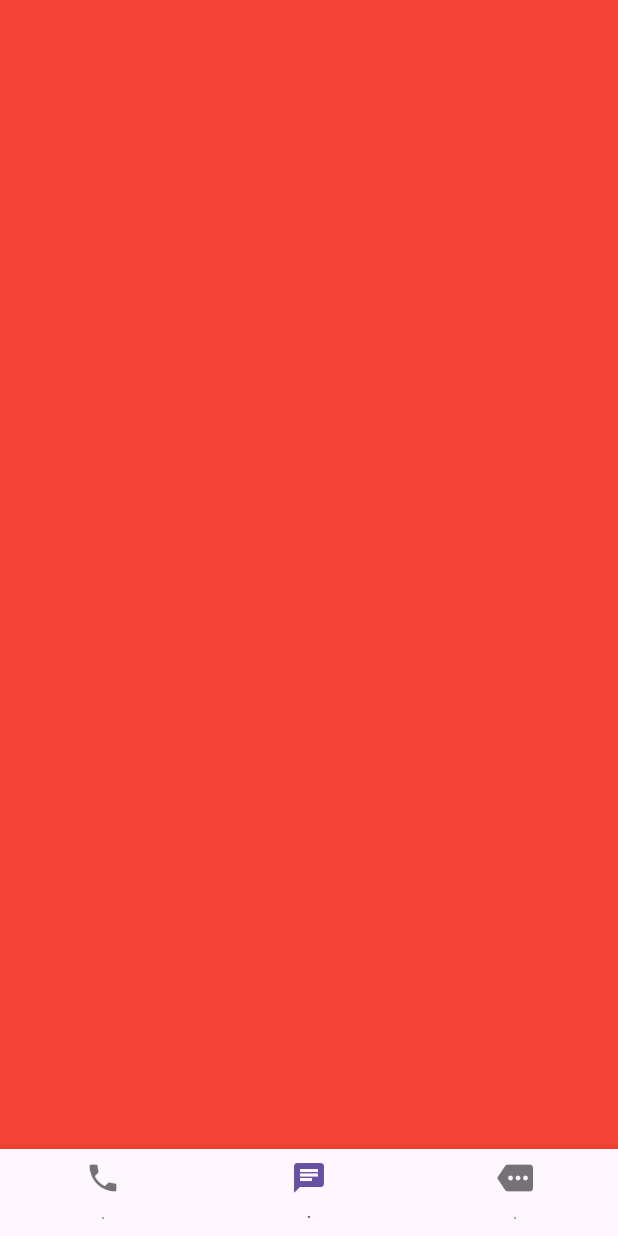
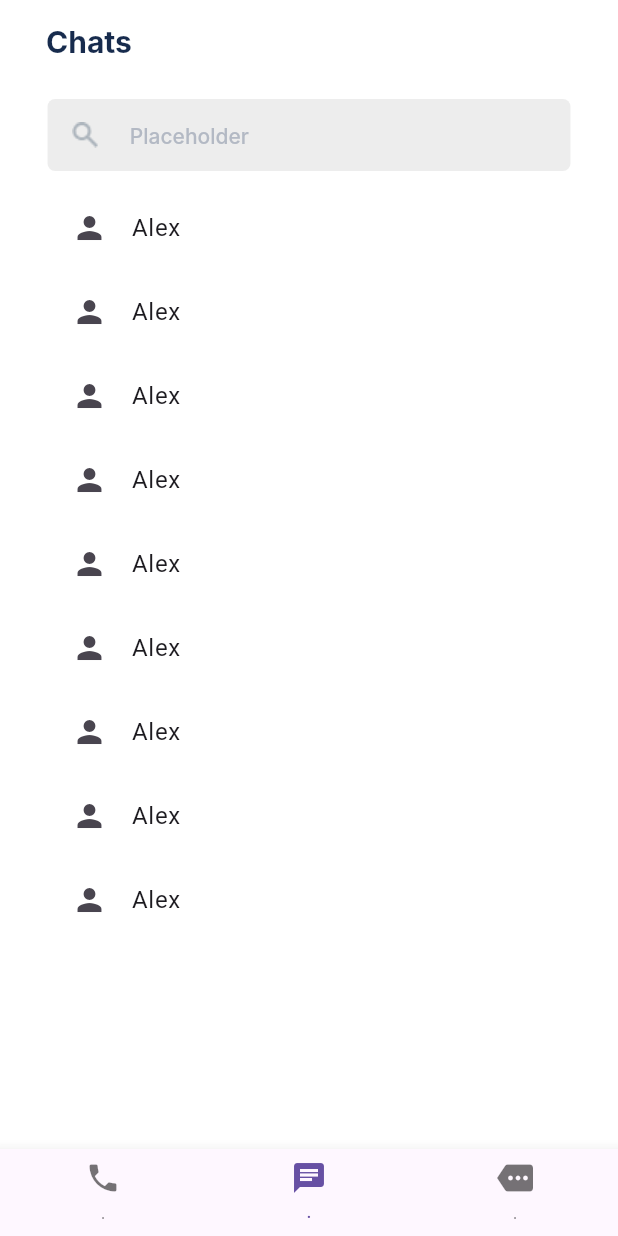
Before and after one commit to diilshadkt/chateo, a Flutter app: the screen it shows once a user with an empty profile is signed in, swiped to page 2, on a phone screen of 412 x 824 dp. Run offline on Flutter 3.47's test engine with Material 3 defaults, Android fonts, the phone set to English and light mode, and no system bars; our stand-ins replace cloud_firestore, firebase_auth, firebase_core, flutter_hooks, flutter_riverpod, freezed_annotation and 3 more; accounts and stored records are empty; generated files the repository leaves out were written again; Roboto replaces fonts that are missing (Inter).

Commit message:
added chat page UI

```diff
--- a/lib/core/constants/constants.dart
+++ b/lib/core/constants/constants.dart
@@ -24,7 +24,10 @@ class Constants {
   final String txtForgotHeading = "Forgot Password";
   final String txtForgotSubHeading =
       "Enter the email address you used to create your account and we will email you a link to\nreset your password.";
-  //  final String txtSignup = "Sign Up";
+
+  //chat Page
+  final String txtChat = "Chats";
+  final String txtSearchHintText = "Placeholder";
 }
 
 @riverpod
--- a/lib/core/themes/color_palette.dart
+++ b/lib/core/themes/color_palette.dart
@@ -7,7 +7,7 @@ class AppColorPalettes {
   static const white500 = Colors.white;
   static const black500 = Colors.black;
   static const gray300 = Color(0xFFc1c7cf);
-  static const gray200 = Color(0xFFd9dce1);
+  static const gray200 = Color.fromARGB(255, 237, 237, 237);
   static const grey350 = Color(0xFFb3b9c4);
   static const grey1000 = Color.fromARGB(255, 19, 19, 19);
 }
--- a/lib/core/widgets/textfield_widget.dart
+++ b/lib/core/widgets/textfield_widget.dart
@@ -18,23 +18,21 @@ class TextfieldWidget extends StatelessWidget {
   Widget build(BuildContext context) {
     final colors = AppTheme.of(context).colors;
     final typography = AppTheme.of(context).typography;
-    return Container(
-      height: MediaQuery.sizeOf(context).height / 20,
-      decoration: BoxDecoration(
-          color: colors.textInverse, borderRadius: BorderRadius.circular(3)),
-      child: TextFormField(
-
+    return TextFormField(
       controller: controller,
       validator: validator,
       cursorHeight: 16,
       cursorColor: colors.primary,
       decoration: InputDecoration(
-            border: InputBorder.none,
+          border: OutlineInputBorder(
+              borderSide: BorderSide.none,
+              borderRadius: BorderRadius.circular(5)),
           hintText: label,
-            contentPadding: const EdgeInsets.only(left: 6),
-            hintStyle: typography.h200,
-            prefixIcon: icon),
-      ),
+          contentPadding: const EdgeInsets.only(left: 8),
+          hintStyle: typography.h200.copyWith(color: colors.textDisabled),
+          prefixIcon: icon,
+          filled: true,
+          fillColor: colors.textInverse),
     );
   }
 }
--- a/lib/features/auth/controller/auth_controller.dart
+++ b/lib/features/auth/controller/auth_controller.dart
@@ -31,10 +31,7 @@ class AuthController extends _$AuthController {
       await AuthService.signup(name: name, email: email, password: password);
 
       final userDetails = AuthService.getCurrentUserSync();
-      final user = UserModel(
-          id: userDetails!.uid,
-          name: name,
-          email: email);
+      final user = UserModel(id: userDetails!.uid, name: name, email: email);
       AuthDbService.createUser(user);
       SnackbarUtils.showMessage("Signup Success");
     } catch (e) {
@@ -112,4 +109,8 @@ class AuthController extends _$AuthController {
 
     return null;
   }
+
+  Stream<List<UserModel>> getUserStream() {
+    return AuthDbService.getUserStream();
+  }
 }
--- a/lib/features/auth/services/auth_db_service.dart
+++ b/lib/features/auth/services/auth_db_service.dart
@@ -1,6 +1,5 @@
 import 'package:chateo/features/auth/models/user_model.dart';
 import 'package:cloud_firestore/cloud_firestore.dart';
-import 'package:firebase_auth/firebase_auth.dart';
 
 class AuthDbService {
   static final userCollection =
@@ -13,4 +12,12 @@ class AuthDbService {
   static Future<void> createUser(UserModel user) async {
     await userCollection.doc(user.id).set(user);
   }
+
+  static Stream<List<UserModel>> getUserStream() {
+    final userStream = userCollection.snapshots();
+
+    final userListStream = userStream
+        .map((snapshot) => snapshot.docs.map((doc) => doc.data()).toList());
+    return userListStream;
+  }
 }
--- a/lib/features/auth/view/pages/login_page.dart
+++ b/lib/features/auth/view/pages/login_page.dart
@@ -65,7 +65,7 @@ class LoginPage extends HookConsumerWidget {
                     ),
                   ),
                   SizedBox(
-                    height: MediaQuery.sizeOf(context).height / 13,
+                    height: MediaQuery.sizeOf(context).height / 20,
                   ),
 
                   TextfieldWidget(
@@ -85,8 +85,9 @@ class LoginPage extends HookConsumerWidget {
                         .validatePassword,
                   ),
                   SizedBox(
-                    height: MediaQuery.sizeOf(context).height / 150,
+                    height: MediaQuery.sizeOf(context).height / 100,
                   ),
+
                   const Row(
                     children: [
                       ForgotPasswordButtonWidget(),
--- a/lib/features/auth/view/pages/signup_page.dart
+++ b/lib/features/auth/view/pages/signup_page.dart
@@ -62,7 +62,7 @@ class SignupPage extends HookConsumerWidget {
                     style: typography.h100.copyWith(color: colors.text),
                   ),
                   SizedBox(
-                    height: MediaQuery.sizeOf(context).height / 13,
+                    height: MediaQuery.sizeOf(context).height / 20,
                   ),
                   TextfieldWidget(
                     label: constants.txtUserName,
@@ -73,6 +73,7 @@ class SignupPage extends HookConsumerWidget {
                   SizedBox(
                     height: MediaQuery.sizeOf(context).height / 40,
                   ),
+
                   TextfieldWidget(
                     label: constants.txtEmail,
                     controller: emailController,
@@ -82,6 +83,7 @@ class SignupPage extends HookConsumerWidget {
                   SizedBox(
                     height: MediaQuery.sizeOf(context).height / 40,
                   ),
+
                   TextfieldWidget(
                     label: constants.txtPassword,
                     controller: passwordController,
@@ -92,6 +94,7 @@ class SignupPage extends HookConsumerWidget {
                   SizedBox(
                     height: MediaQuery.sizeOf(context).height / 40,
                   ),
+
                   TextfieldWidget(
                     label: constants.txtConfirmPassword,
                     validator: (value) => ref
--- a/lib/features/home/chat.dart
+++ b/lib/features/home/chat.dart
@@ -1,12 +1,71 @@
+import 'package:chateo/core/constants/constants.dart';
+import 'package:chateo/core/themes/app_theme.dart';
+import 'package:chateo/core/widgets/textfield_widget.dart';
+import 'package:chateo/features/auth/controller/auth_controller.dart';
 import 'package:flutter/material.dart';
+import 'package:flutter_riverpod/flutter_riverpod.dart';
 
-class Chat extends StatelessWidget {
+class Chat extends ConsumerWidget {
   const Chat({super.key});
 
   @override
-  Widget build(BuildContext context) {
+  Widget build(BuildContext context, WidgetRef ref) {
+    final constants = ref.watch(constantsProvider);
+    final colors = AppTheme.of(context).colors;
+    final typography = AppTheme.of(context).typography;
+    final spacer = AppTheme.of(context).spaces;
     return Scaffold(
-      backgroundColor: Colors.red,
+      backgroundColor: colors.secondary,
+      appBar: AppBar(
+        title: Padding(
+          padding: EdgeInsets.only(left: MediaQuery.sizeOf(context).width / 28),
+          child: Text(
+            constants.txtChat,
+            style: typography.h800,
+          ),
+        ),
+        backgroundColor: colors.secondary,
+      ),
+      body: Padding(
+        padding: EdgeInsets.symmetric(
+            horizontal: MediaQuery.sizeOf(context).width / 13),
+        child: Column(
+          children: [
+            // const Divider(),
+            const SizedBox(
+              height: 10,
+            ),
+            TextfieldWidget(
+              label: constants.txtSearchHintText,
+              icon:
+                  const Image(image: AssetImage("assets/icons/ic_search.png")),
+            ),
+            const SizedBox(
+              height: 10,
+            ),
+            SizedBox(
+              height: 500,
+              child: StreamBuilder(
+                stream: ref.read(authControllerProvider.notifier).getUserStream(),
+                builder: (context, snapshot) {
+                  if(snapshot.hasError){
+
+                  }
+                  return ListView.builder(
+                    itemCount: 15,
+                    itemBuilder: (context, index) {
+                      return const ListTile(
+                        leading: Icon(Icons.person),
+                        title: Text("Alex"),
+                      );
+                    },
+                  );
+                }
+              ),
+            )
+          ],
+        ),
+      ),
     );
   }
 }
```
Lines whose indentation alone changed are shown as unchanged.
